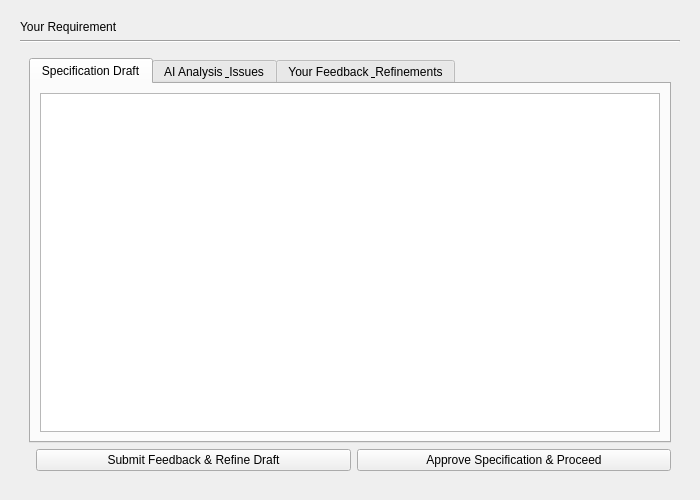
Above: gui/spec_elaboration_page.ui from mariolewis/asdf_factory before the change. Below: the same form after it.
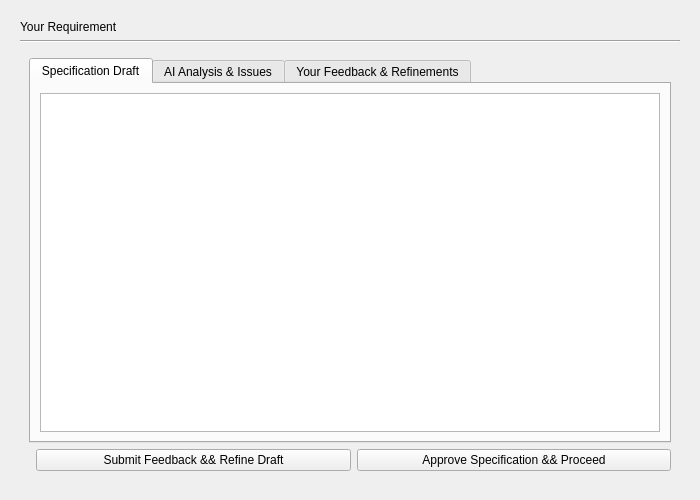
That is the form after the change. The open tabs and pages were chosen to show the change.

Patch:
```diff
--- a/gui/spec_elaboration_page.ui
+++ b/gui/spec_elaboration_page.ui
@@ -303,7 +303,7 @@
          </widget>
          <widget class="QWidget" name="aiIssuesTab">
           <attribute name="title">
-           <string>AI Analysis &amp; Issues</string>
+           <string>AI Analysis &amp;&amp; Issues</string>
           </attribute>
           <layout class="QVBoxLayout" name="verticalLayout_8">
            <item>
@@ -317,7 +317,7 @@
          </widget>
          <widget class="QWidget" name="feedbackTab">
           <attribute name="title">
-           <string>Your Feedback &amp; Refinements</string>
+           <string>Your Feedback &amp;&amp; Refinements</string>
           </attribute>
           <layout class="QVBoxLayout" name="verticalLayout_10">
            <item>
@@ -349,14 +349,14 @@
          <item>
           <widget class="QPushButton" name="submitFeedbackButton">
            <property name="text">
-            <string>Submit Feedback &amp;&amp; Refine Draft</string>
+            <string>Submit Feedback &amp;&amp;&amp;&amp; Refine Draft</string>
            </property>
           </widget>
          </item>
          <item>
           <widget class="QPushButton" name="approveSpecButton">
            <property name="text">
-            <string>Approve Specification &amp;&amp; Proceed</string>
+            <string>Approve Specification &amp;&amp;&amp;&amp; Proceed</string>
            </property>
           </widget>
          </item>
```
Left out of the diff: 2 changed lines with no effect on the pictures.
